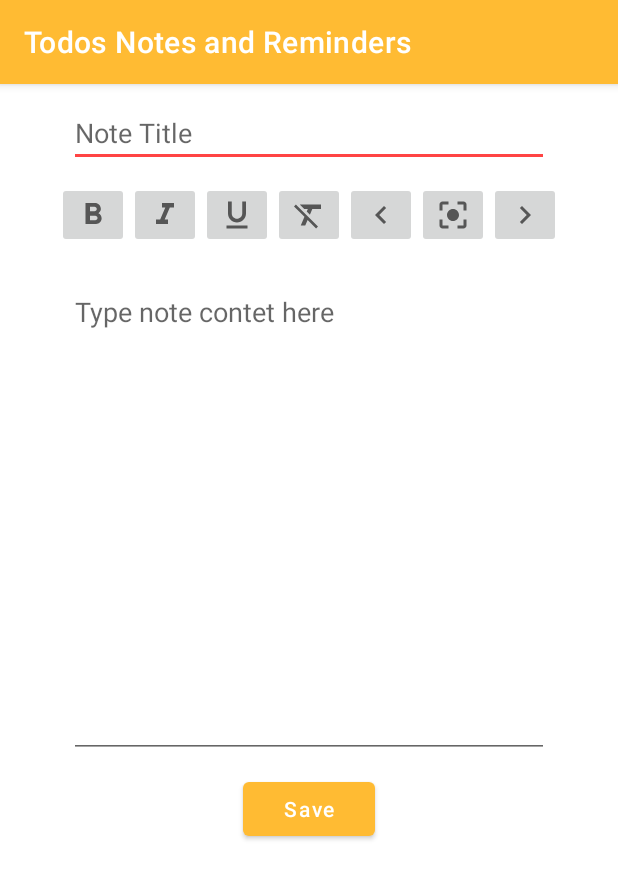
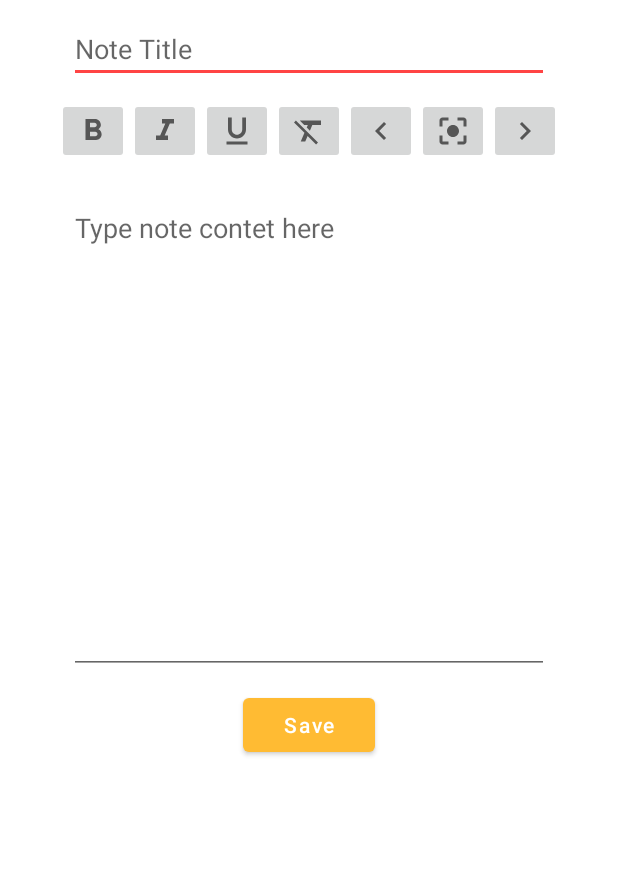
Before and after one commit to asifsanjary/ListsNotesReminders, an Android app: the NoteEditorActivity screen opened directly, with no data from a screen before it, on a phone screen of 412 x 824 dp. Shown: the top 879 px of the screen. Run offline under Robolectric (Android 15) with nearby library versions, the light colour scheme and no system bars.

Commit message:
Added screenshots

```diff
--- a/app/src/main/AndroidManifest.xml
+++ b/app/src/main/AndroidManifest.xml
@@ -9,8 +9,8 @@
         android:roundIcon="@mipmap/ic_launcher_round"
         android:supportsRtl="true"
         android:theme="@style/Theme.ListsNotesReminders">
-        <activity android:name=".note_view.NoteEditorActivity"></activity>
-        <activity android:name=".todo_view.TodosEditorActivity"></activity>
+        <activity android:name=".note_view.NoteEditorActivity" />
+        <activity android:name=".todo_view.TodosEditorActivity" />
         <activity android:name=".MainActivity">
             <intent-filter>
                 <action android:name="android.intent.action.MAIN" />
--- a/app/src/main/res/layout/note_recyclerview_item.xml
+++ b/app/src/main/res/layout/note_recyclerview_item.xml
@@ -16,8 +16,7 @@
         android:id="@+id/noteContent"
         android:layout_width="match_parent"
         android:layout_height="wrap_content"
-        android:gravity="start|top"
-        android:paddingLeft="8dp"
+        android:paddingStart="8dp"
         android:textAppearance = "@android:style/TextAppearance.Medium"
         android:textColor="@color/black" />
 </LinearLayout>
--- a/app/src/main/res/values-night/themes.xml
+++ b/app/src/main/res/values-night/themes.xml
@@ -1,6 +1,6 @@
 <resources xmlns:tools="http://schemas.android.com/tools">
     <!-- Base application theme. -->
-    <style name="Theme.ListsNotesReminders" parent="Theme.MaterialComponents.DayNight.DarkActionBar">
+    <style name="Theme.ListsNotesReminders" parent="Theme.MaterialComponents.DayNight.NoActionBar">
         <!-- Primary brand color. -->
         <item name="colorPrimary">@android:color/holo_orange_light</item>
         <item name="colorPrimaryVariant">@android:color/holo_orange_dark</item>
--- a/app/src/main/res/values/themes.xml
+++ b/app/src/main/res/values/themes.xml
@@ -1,6 +1,6 @@
 <resources xmlns:tools="http://schemas.android.com/tools">
     <!-- Base application theme. -->
-    <style name="Theme.ListsNotesReminders" parent="Theme.MaterialComponents.DayNight.DarkActionBar">
+    <style name="Theme.ListsNotesReminders" parent="Theme.MaterialComponents.DayNight.NoActionBar">
         <!-- Primary brand color. -->
         <item name="colorPrimary">@android:color/holo_orange_light</item>
         <item name="colorPrimaryVariant">@android:color/holo_orange_dark</item>
```
Also changed, not shown: app/src/main/ic_launcher-playstore.png, app/src/main/res/mipmap-hdpi/ic_launcher_foreground.png, app/src/main/res/mipmap-mdpi/ic_launcher_foreground.png, app/src/main/res/mipmap-xhdpi/ic_launcher_foreground.png, app/src/main/res/mipmap-xxhdpi/ic_launcher_foreground.png, app/src/main/res/mipmap-xxxhdpi/ic_launcher_foreground.png, 6 other files.
